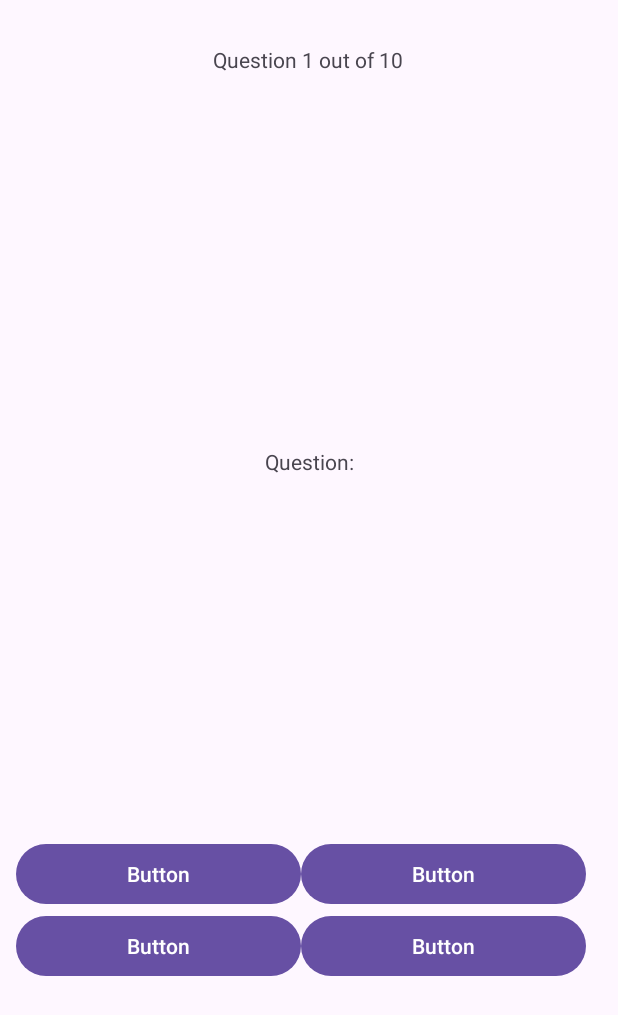
After one commit to ArnoldShibuThomas/TriviaApp, an Android app: the layout activity_questions.xml on its own in the app's theme, with its tools: preview values and no code run, on a phone screen of 412 x 824 dp. The commit adds this screen. Shown: the top 1015 px of the screen. Run offline under Robolectric (Android 15) with nearby library versions, the phone set to English and light mode, and no system bars; network calls fail.

Commit message:
Comment Code and begin question part

```diff
--- a/app/build.gradle
+++ b/app/build.gradle
@@ -34,6 +34,7 @@ dependencies {
     implementation 'com.google.android.material:material:1.5.0'
     implementation 'androidx.constraintlayout:constraintlayout:2.1.4'
     implementation 'com.android.volley:volley:1.2.1'
+    implementation 'com.google.firebase:firebase-crashlytics-buildtools:2.9.6'
     testImplementation 'junit:junit:4.13.2'
     androidTestImplementation 'androidx.test.ext:junit:1.1.5'
     androidTestImplementation 'androidx.test.espresso:espresso-core:3.5.1'
--- a/app/src/main/AndroidManifest.xml
+++ b/app/src/main/AndroidManifest.xml
@@ -2,7 +2,7 @@
 <manifest xmlns:android="http://schemas.android.com/apk/res/android"
     xmlns:tools="http://schemas.android.com/tools">
 
-    <uses-permission android:name="android.permission.INTERNET"/>
+    <uses-permission android:name="android.permission.INTERNET" />
 
     <application
         android:allowBackup="true"
@@ -15,6 +15,9 @@
         android:theme="@style/Theme.TriviaApp"
         tools:targetApi="31">
         <activity
+            android:name=".Questions"
+            android:exported="false" />
+        <activity
             android:name=".MainActivity"
             android:exported="true">
             <intent-filter>
--- /dev/null
+++ b/app/src/main/res/layout/activity_questions.xml
@@ -0,0 +1,100 @@
+<?xml version="1.0" encoding="utf-8"?>
+<androidx.constraintlayout.widget.ConstraintLayout xmlns:android="http://schemas.android.com/apk/res/android"
+    xmlns:app="http://schemas.android.com/apk/res-auto"
+    xmlns:tools="http://schemas.android.com/tools"
+    android:layout_width="match_parent"
+    android:layout_height="match_parent"
+    tools:context=".Questions">
+
+    <androidx.constraintlayout.widget.Barrier
+        android:layout_width="wrap_content"
+        android:layout_height="wrap_content"
+        app:barrierDirection="top" />
+
+    <TextView
+        android:id="@+id/question"
+        android:layout_width="wrap_content"
+        android:layout_height="wrap_content"
+        android:padding="16dp"
+        android:text="Question:"
+        app:layout_constraintBottom_toBottomOf="parent"
+        app:layout_constraintEnd_toEndOf="parent"
+        app:layout_constraintStart_toStartOf="parent"
+        app:layout_constraintTop_toTopOf="parent"
+        app:layout_constraintVertical_bias="0.365" />
+
+    <TableLayout
+        android:id="@+id/tableLayout"
+        android:layout_width="407dp"
+        android:layout_height="173dp"
+        android:dividerPadding="8dp"
+        android:padding="8dp"
+        app:layout_constraintBottom_toBottomOf="parent"
+        app:layout_constraintEnd_toEndOf="parent"
+        app:layout_constraintStart_toStartOf="parent"
+        app:layout_constraintTop_toBottomOf="@id/question"
+        app:layout_constraintVertical_bias="0.684">
+
+        <TableRow
+            android:layout_width="match_parent"
+            android:layout_height="match_parent"
+            android:dividerPadding="8dp">
+
+            <Button
+                android:id="@+id/option1"
+                android:layout_width="190dp"
+                android:layout_height="match_parent"
+                android:text="Button" />
+
+            <Button
+                android:id="@+id/option2"
+                android:layout_width="190dp"
+                android:layout_height="match_parent"
+                android:text="Button" />
+        </TableRow>
+
+        <TableRow
+            android:layout_width="match_parent"
+            android:layout_height="match_parent"
+            android:dividerPadding="8dp">
+
+            <Button
+                android:id="@+id/option3"
+                android:layout_width="wrap_content"
+                android:layout_height="wrap_content"
+                android:text="Button" />
+
+            <Button
+                android:id="@+id/option4"
+                android:layout_width="wrap_content"
+                android:layout_height="match_parent"
+                android:includeFontPadding="true"
+                android:text="Button" />
+
+        </TableRow>
+
+    </TableLayout>
+
+    <Button
+        android:id="@+id/nextQuestion"
+        android:layout_width="wrap_content"
+        android:layout_height="wrap_content"
+        android:layout_marginTop="24dp"
+        android:text="Next"
+        app:layout_constraintEnd_toEndOf="parent"
+        app:layout_constraintTop_toBottomOf="@+id/tableLayout"
+        tools:visibility="invisible" />
+
+    <TextView
+        android:id="@+id/status"
+        android:layout_width="wrap_content"
+        android:layout_height="wrap_content"
+        android:text="Question 1 out of 10"
+        app:layout_constraintBottom_toTopOf="@+id/question"
+        app:layout_constraintEnd_toEndOf="parent"
+        app:layout_constraintHorizontal_bias="0.498"
+        app:layout_constraintStart_toStartOf="parent"
+        app:layout_constraintTop_toTopOf="parent"
+        app:layout_constraintVertical_bias="0.115" />
+
+</androidx.constraintlayout.widget.ConstraintLayout>
```
Also changed, not shown: app/src/main/java/com/arnold/triviaapp/MainActivity.java (+35 -6 lines), app/src/main/java/com/arnold/triviaapp/Questions.java (added, +141 -0 lines).
